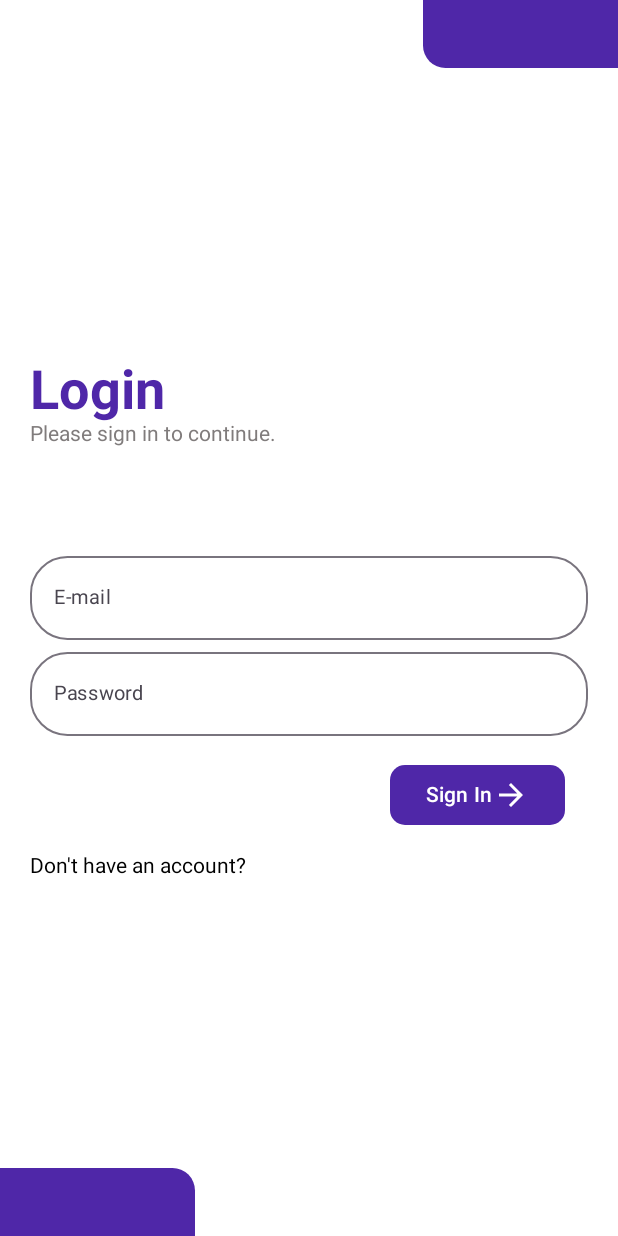
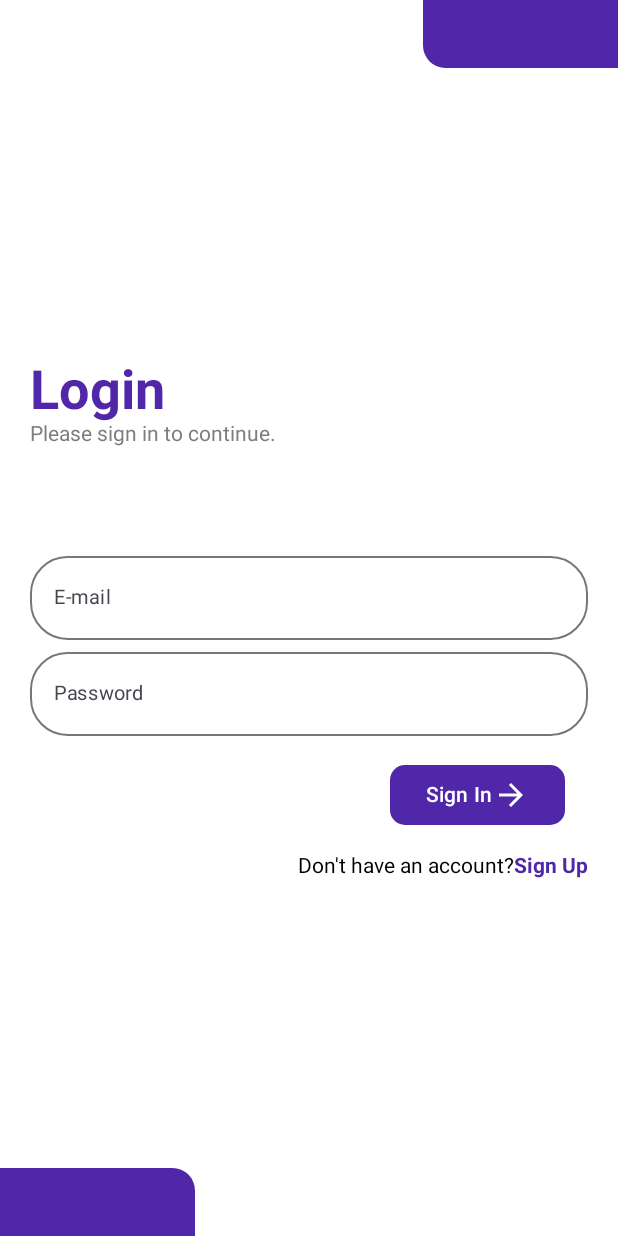
Before and after one commit to gioxavier7/ppdm_mytrips, an Android app built with Jetpack Compose: the @Preview function LoginScreenPreview, on a phone screen of 412 x 824 dp. Run offline under Robolectric (Android 15) with nearby library versions, the phone set to English and light mode, and no system bars.

Commit message:
projeto finalizado

```diff
--- a/app/src/main/java/br/senai/sp/jandira/mytrips/screens/LoginScreen.kt
+++ b/app/src/main/java/br/senai/sp/jandira/mytrips/screens/LoginScreen.kt
@@ -133,13 +133,18 @@ fun LoginScreen(modifier: Modifier = Modifier){
              }
              Row(
                  modifier = Modifier
-                     .fillMaxWidth()
                      .align(Alignment.End)
+                     .fillMaxWidth(),
+                 horizontalArrangement = Arrangement.End
              ) {
                 Text(
                     text = stringResource(R.string.account)
                 )
-
+                Text(
+                    text = stringResource(R.string.signUp),
+                    fontWeight = FontWeight.Bold,
+                    color = Color(0xFF4F27A8)
+                )
              }
          }
     }
```
